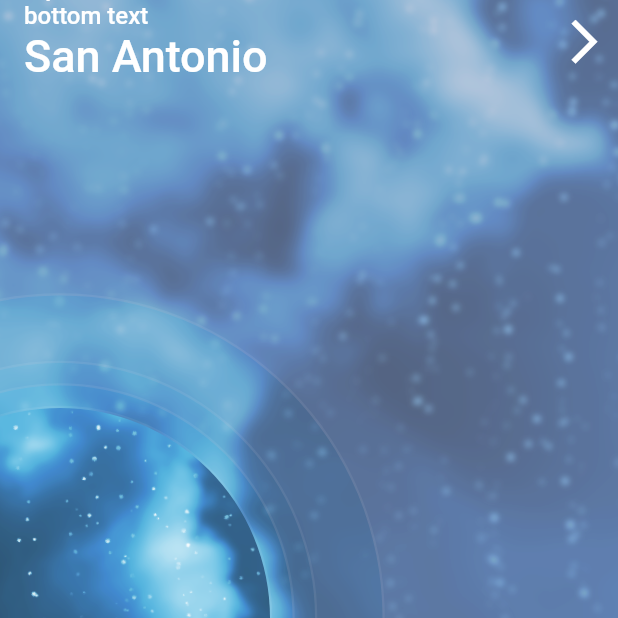
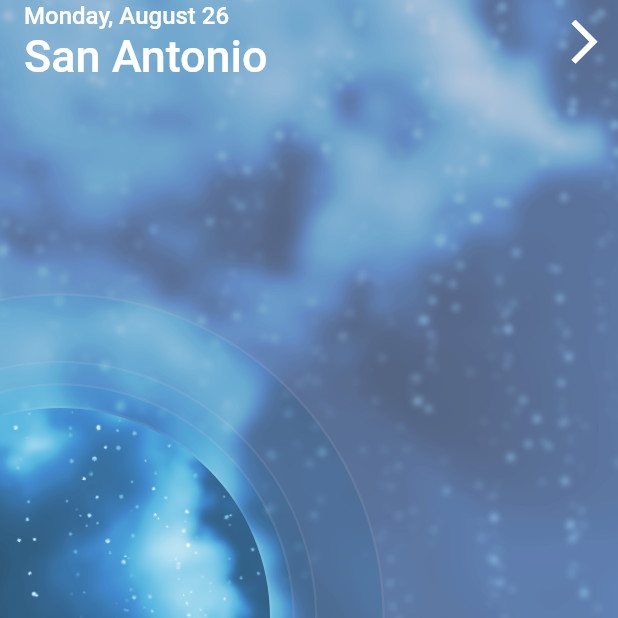
Before and after one commit to KeeperOfTheVoid/my-flutter-weather-app, a Flutter app: the screen it shows after launch, on a phone screen of 412 x 824 dp, the top half of it. Run offline on Flutter 3.47's test engine with Material 2 defaults, Android fonts, the phone set to English and light mode, and no system bars.

Commit message:
Add Animation Structure and Base Values
- Add Animation Controller and Animation object
- Add initial selected day value to Spinner Text
- Add Spinner Text initial value to main.dart

```diff
--- a/lib/forecast/app_bar.dart
+++ b/lib/forecast/app_bar.dart
@@ -4,9 +4,11 @@ import 'package:my_weather_app/generic_widgets/spinner_text.dart';
 class ForecastAppBar extends StatelessWidget {
 
   final Function onDrawerArrowTap;
+  final String selectedDay;
 
   ForecastAppBar({
     this.onDrawerArrowTap,
+    this.selectedDay,
   });
 
   @override
@@ -19,7 +21,7 @@ class ForecastAppBar extends StatelessWidget {
         crossAxisAlignment: CrossAxisAlignment.start,
         children: <Widget>[
           new SpinnerText(
-            //
+            text: selectedDay,
           ),
           new Text(
             'San Antonio',
--- a/lib/generic_widgets/spinner_text.dart
+++ b/lib/generic_widgets/spinner_text.dart
@@ -12,18 +12,47 @@ class SpinnerText extends StatefulWidget {
   _SpinnerTextState createState() => _SpinnerTextState();
 }
 
-class _SpinnerTextState extends State<SpinnerText> {
-
+class _SpinnerTextState extends State<SpinnerText> with SingleTickerProviderStateMixin{
 
   String topText = '';
   String bottomText = '';
 
+  AnimationController _spinTextAnimationController;
+  Animation<double> _spinAnimation;
 
   @override
   void initState() {
     super.initState();
 
     bottomText = widget.text;
+
+    _spinTextAnimationController = new AnimationController(
+      duration: const Duration(milliseconds: 750),
+      vsync: this,
+    )
+    ..addListener(() => setState((){}))
+    ..addStatusListener((AnimationStatus status) {
+      if(status == AnimationStatus.completed) {
+        setState(() {
+          bottomText = topText;
+          topText = '';
+          _spinTextAnimationController.value = 0.0;
+        });
+      }
+    });
+
+    // An Animation Object is used so we can use the Curve functionality
+    _spinAnimation = new CurvedAnimation(
+      parent: _spinTextAnimationController,
+      curve: Curves.elasticInOut,
+    );
+  }
+
+
+  @override
+  void dispose() {
+    _spinTextAnimationController.dispose();
+    super.dispose();
   }
 
   @override
@@ -43,9 +72,9 @@ class _SpinnerTextState extends State<SpinnerText> {
     return new Stack(
       children: <Widget>[
         new FractionalTranslation(
-          translation: new Offset(0.0, -1.0),
+          translation: new Offset(0.0, _spinAnimation.value - 1.0),
           child: new Text(
-            'top text',
+            topText,
             maxLines: 1,
             overflow: TextOverflow.ellipsis,
             style: new TextStyle(
@@ -55,9 +84,9 @@ class _SpinnerTextState extends State<SpinnerText> {
           ),
         ),
         new FractionalTranslation(
-          translation: new Offset(0.0, 0.0),
+          translation: new Offset(0.0, _spinAnimation.value),
           child: new Text(
-            'bottom text',
+            bottomText,
             maxLines: 1,
             overflow: TextOverflow.ellipsis,
             style: new TextStyle(
--- a/lib/main.dart
+++ b/lib/main.dart
@@ -51,6 +51,7 @@ class _MyHomePageState extends State<MyHomePage> with SingleTickerProviderStateM
 
   OpenableController openableController;
 
+  String selectedDay = 'Monday, August 26';
 
   @override
   void initState() {
@@ -82,6 +83,7 @@ class _MyHomePageState extends State<MyHomePage> with SingleTickerProviderStateM
             right:0.0,
             child: new ForecastAppBar(
               onDrawerArrowTap: openableController.open,
+              selectedDay: selectedDay,
             ),
           ),
           new SlidingDrawer(
```
